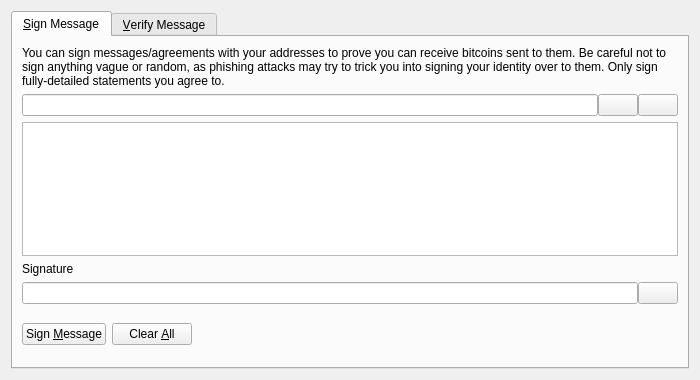
Above: src/qt/forms/signverifymessagedialog.ui from vovanchik-net/taler before the change. Below: the same form after it.
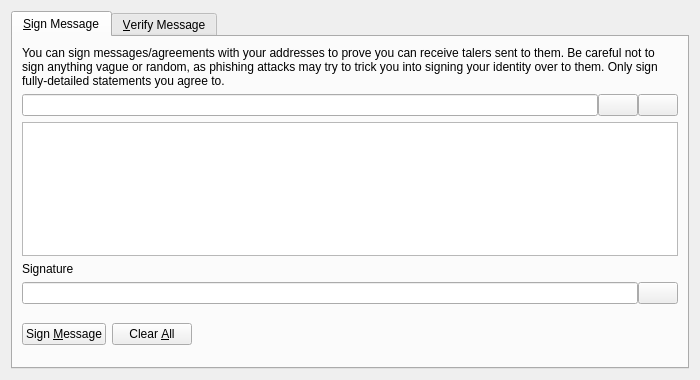
That is the form after the change. Icons and pictures are not drawn. Custom widgets are drawn as their Qt base class.

```diff
--- a/src/qt/forms/signverifymessagedialog.ui
+++ b/src/qt/forms/signverifymessagedialog.ui
@@ -30,7 +30,7 @@
        <item>
         <widget class="QLabel" name="infoLabel_SM">
          <property name="text">
-          <string>You can sign messages/agreements with your addresses to prove you can receive bitcoins sent to them. Be careful not to sign anything vague or random, as phishing attacks may try to trick you into signing your identity over to them. Only sign fully-detailed statements you agree to.</string>
+          <string>You can sign messages/agreements with your addresses to prove you can receive talers sent to them. Be careful not to sign anything vague or random, as phishing attacks may try to trick you into signing your identity over to them. Only sign fully-detailed statements you agree to.</string>
          </property>
          <property name="textFormat">
           <enum>Qt::PlainText</enum>
```
Left out of the diff: 26 changed lines with no effect on the pictures.
